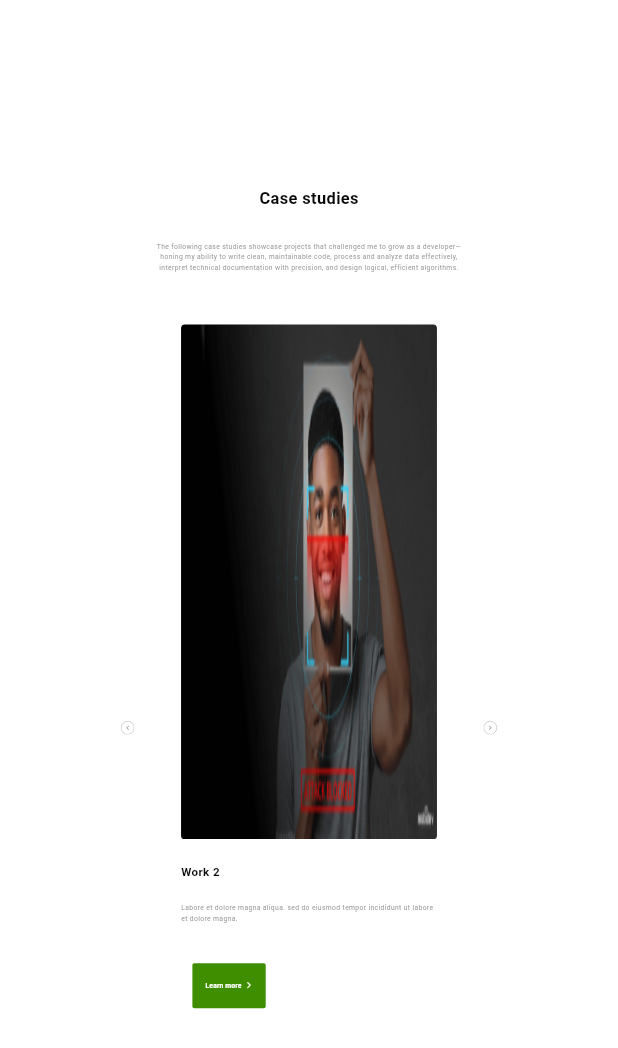
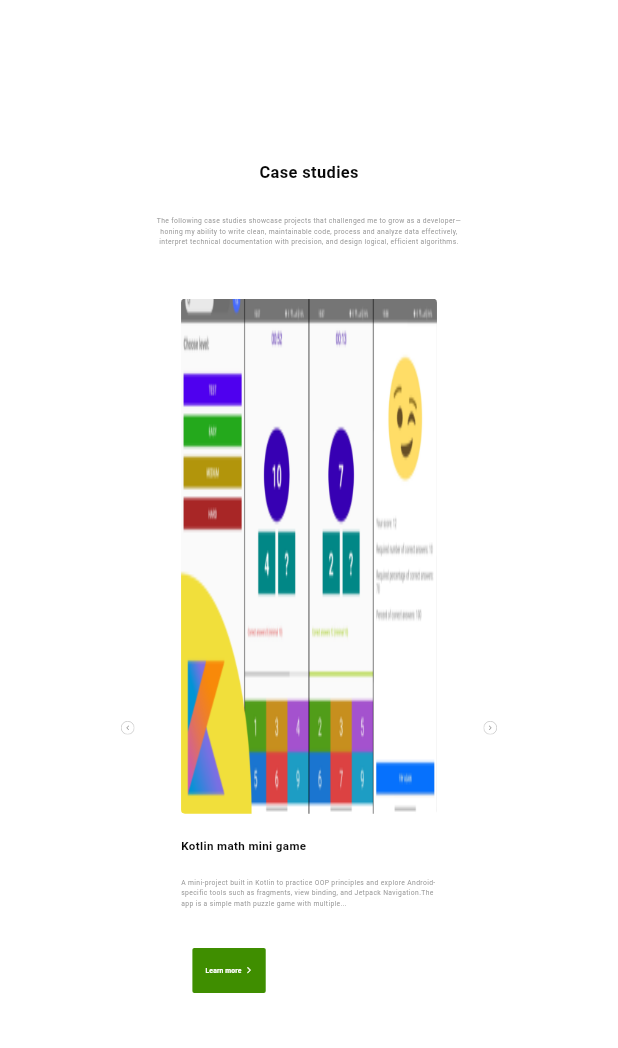
Before and after one commit to AndreiBozu/presentation_portfolio, a Flutter app: the CaseStudies widget shown alone on an empty page, opened directly, swiped to page 5, on a phone screen of 412 x 824 dp. Shown: the top 1048 px of the screen. Run offline on Flutter 3.47's test engine with Material 3 defaults, Android fonts, the phone set to English and light mode, and no system bars; drawn by our look-alikes of carousel_slider; our stand-ins replace flutter_riverpod, flutter_screenutil, flutter_svg, go_router, visibility_detector, youtube_player_iframe; missing offline and left inert: country_flags.

Commit message:
- added kotlin mini math game in recent works - small ui fixes

```diff
--- a/lib/data/models/case_study_item_model.dart
+++ b/lib/data/models/case_study_item_model.dart
@@ -3,13 +3,15 @@ class CaseStudyItemModel {
   const CaseStudyItemModel({
     required this.key,
     required this.title,
-    required this.description,
-    required this.imageName,
+    required this.shortDescription,
+    required this.imgLabelPath,
+    required this.imgDescriptionPath,
     required this.longDescription,
   });
   final String key;
   final String title;
-  final String description;
-  final String imageName;
+  final String shortDescription;
+  final String imgLabelPath;
+  final String imgDescriptionPath;
   final String longDescription;
 }
--- a/lib/data/repositories/case_study_items_repository.dart
+++ b/lib/data/repositories/case_study_items_repository.dart
@@ -5,37 +5,42 @@ class RecentWorkItemsRepository {
     CaseStudyItemModel(
       key: "liveness",
       title: "Liveness detection",
-      description: "Labore et dolore magna aliqua. sed do eiusmod tempor incididunt ut labore et dolore magna.",
-      imageName: "test_image.jpg",
+      shortDescription: "Labore et dolore magna aliqua. sed do eiusmod tempor incididunt ut labore et dolore magna.",
+      imgLabelPath: "test_image.jpg",
+      imgDescriptionPath: "test_image.jpg",
       longDescription: "This is long description Labore et dolore magna aliqua. sed do eiusmod tempor incididunt ut labore et dolore magna."
     ),
     CaseStudyItemModel(
       key: "nfc_document_reader",
       title: "NFC passport reader",
-      description: "Labore et dolore magna aliqua. sed do eiusmod tempor incididunt ut labore et dolore magna.",
-      imageName: "test_image.jpg",
+      shortDescription: "Labore et dolore magna aliqua. sed do eiusmod tempor incididunt ut labore et dolore magna.",
+      imgLabelPath: "test_image.jpg",
+      imgDescriptionPath: "test_image.jpg",
       longDescription: "This is long description Labore et dolore magna aliqua. sed do eiusmod tempor incididunt ut labore et dolore magna."
     ),
     CaseStudyItemModel(
       key: "text_recognition",
       title: "Real time text recognition",
-      description: "Labore et dolore magna aliqua. sed do eiusmod tempor incididunt ut labore et dolore magna.",
-      imageName: "test_image.jpg",
+      shortDescription: "Labore et dolore magna aliqua. sed do eiusmod tempor incididunt ut labore et dolore magna.",
+      imgLabelPath: "test_image.jpg",
+      imgDescriptionPath: "test_image.jpg",
       longDescription: "This is long description Labore et dolore magna aliqua. sed do eiusmod tempor incididunt ut labore et dolore magna."
     ),
     CaseStudyItemModel(
       key: "work 1",
       title: "Work 1",
-      description: "Labore et dolore magna aliqua. sed do eiusmod tempor incididunt ut labore et dolore magna.",
-      imageName: "test_image.jpg",
+      shortDescription: "Labore et dolore magna aliqua. sed do eiusmod tempor incididunt ut labore et dolore magna.",
+      imgLabelPath: "test_image.jpg",
+      imgDescriptionPath: "test_image.jpg",
       longDescription: "This is long description Labore et dolore magna aliqua. sed do eiusmod tempor incididunt ut labore et dolore magna."
     ),
     CaseStudyItemModel(
-      key: "work 2",
-      title: "Work 2",
-      description: "Labore et dolore magna aliqua. sed do eiusmod tempor incididunt ut labore et dolore magna.",
-      imageName: "test_image.jpg",
-      longDescription: "This is long description Labore et dolore magna aliqua. sed do eiusmod tempor incididunt ut labore et dolore magna."
+      key: "math_mini_game",
+      title: "Kotlin math mini game",
+      shortDescription: "A mini-project built in Kotlin to practice OOP principles and explore Android-specific tools such as fragments, view binding, and Jetpack Navigation.The app is a simple math puzzle game with multiple...",
+      imgLabelPath: "kotlin_mini_math_game_label.png",
+      imgDescriptionPath: "kotlin_math_mini_game_description.png",
+      longDescription: "A mini-project built in Kotlin to practice OOP principles and explore Android-specific tools such as fragments, view binding, and Jetpack Navigation.\n\nThe app is a simple math puzzle game with multiple difficulty levels. Players must pick one of six randomly generated digits to complete the target sum. Difficulty settings control the time limit, required correct answers, and sum complexity.\n\nTo ensure fair play, the game also tracks the accuracy ratio (correct vs. incorrect answers), preventing users from progressing by repeatedly selecting the same option."
     ),
   ];
 }
--- a/lib/presentation/pages/case_study_page.dart
+++ b/lib/presentation/pages/case_study_page.dart
@@ -20,9 +20,9 @@ class CaseStudyPage extends ConsumerWidget {
 
   @override
   Widget build(BuildContext context, WidgetRef ref) {
-    final CaseStudyItemModel? recentWorkItem = ref.watch(caseStudyItemProvider)[id];
+    final CaseStudyItemModel? caseStudyItem = ref.watch(caseStudyItemProvider)[id];
 
-    if (recentWorkItem == null) {
+    if (caseStudyItem == null) {
       return const Scaffold(
         body: Center(child: Text('Case study item not found')),
       );
@@ -45,7 +45,7 @@ class CaseStudyPage extends ConsumerWidget {
                       children: [
                         SizedBox(height: 40.h),
                         Text(
-                          recentWorkItem.title,
+                          caseStudyItem.title,
                           style: TextStyles.sectionTitleNameBlack,
                         ),
                         SizedBox(height: 15.h),
@@ -54,16 +54,16 @@ class CaseStudyPage extends ConsumerWidget {
                           child: ClipRRect(
                             borderRadius: BorderRadius.circular(8.sp),
                             child: Image.asset(
-                              "assets/images/${recentWorkItem.imageName}",
+                              "assets/images/${caseStudyItem.imgDescriptionPath}",
                               fit: BoxFit.fill,
                             ),
                           ),
                         ),
                         SizedBox(height: 15.h),
                         Text(
-                          recentWorkItem.longDescription,
+                          caseStudyItem.longDescription,
                           style: TextStyles.paragraphGrey,
-                          textAlign: TextAlign.center,
+                          textAlign: TextAlign.start,
                         ),
                         SizedBox(height: 20.h),
                         SizedBox(
--- a/lib/presentation/pages/landing_page_components/case_studies.dart
+++ b/lib/presentation/pages/landing_page_components/case_studies.dart
@@ -66,7 +66,7 @@ class _CaseStudiesState extends State<CaseStudies> {
                     );
                   }).toList(),
                   options: CarouselOptions(
-                    height: 470.h,
+                    height: 500.h,
                     aspectRatio: 1,
                     viewportFraction: 1,
                     initialPage: 0,
--- a/lib/presentation/pages/landing_page_components/case_studies_components/case_study_item.dart
+++ b/lib/presentation/pages/landing_page_components/case_studies_components/case_study_item.dart
@@ -25,7 +25,7 @@ class CaseStudyItem extends ConsumerWidget {
           child: ClipRRect(
             borderRadius: BorderRadius.circular(8.sp),
             child: Image.asset(
-              "assets/images/${caseStudyItem.imageName}",
+              "assets/images/${caseStudyItem.imgLabelPath}",
               fit: BoxFit.fill,
             ),
           ),
@@ -43,7 +43,9 @@ class CaseStudyItem extends ConsumerWidget {
         SizedBox(
           width: 530.w,
           child: Text(
-            caseStudyItem.description,
+            maxLines: 3,
+            overflow: TextOverflow.ellipsis,
+            caseStudyItem.shortDescription,
             textAlign: TextAlign.start,
             style: TextStyles.paragraphGrey,
           ),
```
Also changed, not shown: assets/images/kotlin_math_mini_game_description.png (added), assets/images/kotlin_mini_math_game_label.png (added), 2 other files.
